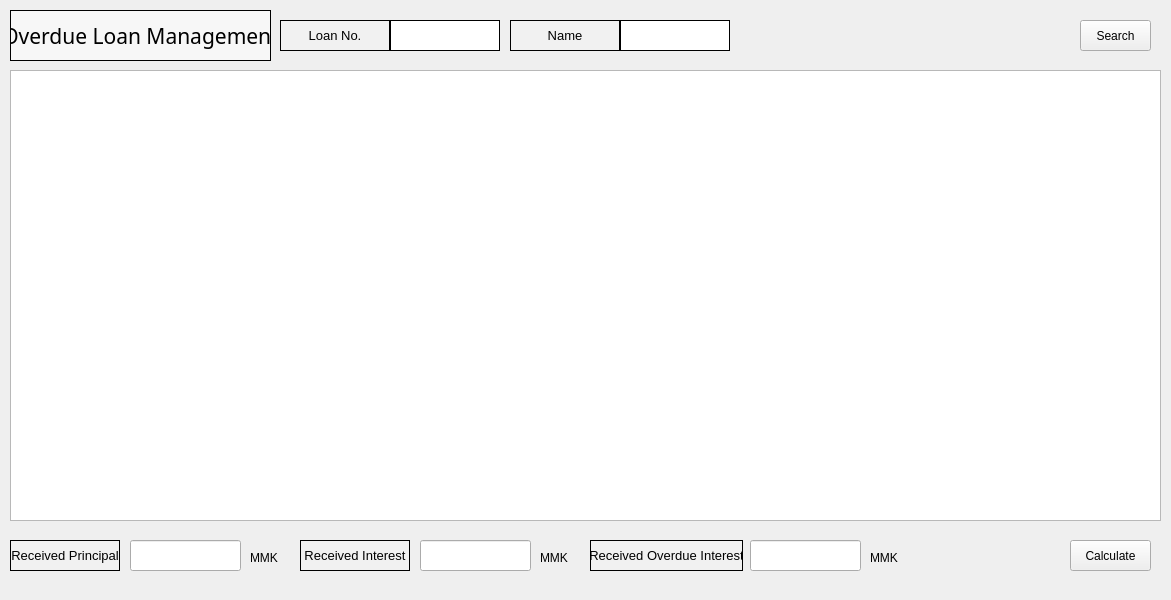
First picture: the form in app/src/pages/overdue/management.ui, repository DY-Microfinance-Customer-Management/dymf-algorithm, before the edit.
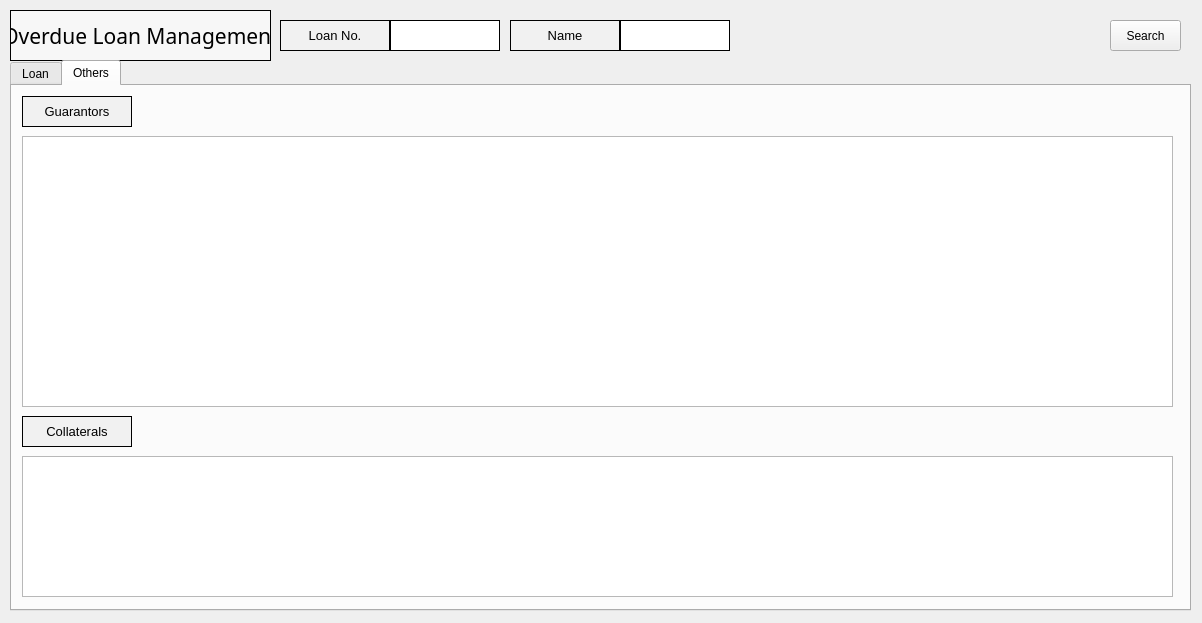
Second picture: the form after the edit. The open tabs and pages were chosen to show the change.

Patch:
```diff
--- a/app/src/pages/overdue/management.ui
+++ b/app/src/pages/overdue/management.ui
@@ -6,8 +6,8 @@
    <rect>
     <x>0</x>
     <y>0</y>
-    <width>1171</width>
-    <height>600</height>
+    <width>1202</width>
+    <height>623</height>
    </rect>
   </property>
   <property name="windowTitle">
@@ -17,7 +17,7 @@
    <widget class="QPushButton" name="loanSearchButton">
     <property name="geometry">
      <rect>
-      <x>1080</x>
+      <x>1110</x>
       <y>20</y>
       <width>71</width>
       <height>31</height>
@@ -126,28 +126,18 @@
      <set>Qt::AlignCenter</set>
     </property>
    </widget>
-   <widget class="QTableView" name="loanTable">
+   <widget class="QLabel" name="label_22">
     <property name="geometry">
      <rect>
-      <x>10</x>
-      <y>70</y>
-      <width>1151</width>
-      <height>451</height>
-     </rect>
-    </property>
-   </widget>
-   <widget class="QLabel" name="label_28">
-    <property name="geometry">
-     <rect>
-      <x>590</x>
-      <y>540</y>
-      <width>153</width>
+      <x>280</x>
+      <y>20</y>
+      <width>110</width>
       <height>31</height>
      </rect>
     </property>
     <property name="minimumSize">
      <size>
-      <width>153</width>
+      <width>110</width>
       <height>0</height>
      </size>
     </property>
@@ -169,30 +159,65 @@
      <enum>QFrame::Box</enum>
     </property>
     <property name="text">
-     <string>Received Overdue Interest</string>
+     <string>Loan No.</string>
     </property>
     <property name="alignment">
      <set>Qt::AlignCenter</set>
     </property>
    </widget>
-   <widget class="QLabel" name="label_45">
+   <widget class="QLabel" name="loanNumber">
     <property name="geometry">
      <rect>
-      <x>870</x>
-      <y>550</y>
-      <width>41</width>
-      <height>16</height>
+      <x>390</x>
+      <y>20</y>
+      <width>110</width>
+      <height>31</height>
      </rect>
     </property>
+    <property name="minimumSize">
+     <size>
+      <width>110</width>
+      <height>0</height>
+     </size>
+    </property>
+    <property name="maximumSize">
+     <size>
+      <width>110</width>
+      <height>16777215</height>
+     </size>
+    </property>
+    <property name="styleSheet">
+     <string notr="true">background-color:rgb(255, 255, 255)
+</string>
+    </property>
+    <property name="frameShape">
+     <enum>QFrame::Box</enum>
+    </property>
     <property name="text">
-     <string>MMK</string>
+     <string/>
     </property>
    </widget>
+   <widget class="QTabWidget" name="tabWidget">
+    <property name="geometry">
+     <rect>
+      <x>10</x>
+      <y>60</y>
+      <width>1181</width>
+      <height>551</height>
+     </rect>
+    </property>
+    <property name="currentIndex">
+     <number>0</number>
+    </property>
+    <widget class="QWidget" name="tab">
+     <attribute name="title">
+      <string>Loan</string>
+     </attribute>
    <widget class="QLineEdit" name="receivedPrincipal">
     <property name="geometry">
      <rect>
       <x>130</x>
-      <y>540</y>
+        <y>480</y>
       <width>111</width>
       <height>31</height>
      </rect>
@@ -202,27 +227,30 @@
     <property name="geometry">
      <rect>
       <x>750</x>
-      <y>540</y>
+        <y>480</y>
       <width>111</width>
       <height>31</height>
      </rect>
     </property>
    </widget>
-   <widget class="QLineEdit" name="receivedInterest">
+     <widget class="QPushButton" name="calculateButton">
     <property name="geometry">
      <rect>
-      <x>420</x>
-      <y>540</y>
-      <width>111</width>
+        <x>1070</x>
+        <y>480</y>
+        <width>81</width>
       <height>31</height>
      </rect>
     </property>
+      <property name="text">
+       <string>Calculate</string>
+      </property>
    </widget>
    <widget class="QLabel" name="label_26">
     <property name="geometry">
      <rect>
       <x>300</x>
-      <y>540</y>
+        <y>480</y>
       <width>110</width>
       <height>31</height>
      </rect>
@@ -257,11 +285,21 @@
      <set>Qt::AlignCenter</set>
     </property>
    </widget>
+     <widget class="QLineEdit" name="receivedInterest">
+      <property name="geometry">
+       <rect>
+        <x>420</x>
+        <y>480</y>
+        <width>111</width>
+        <height>31</height>
+       </rect>
+      </property>
+     </widget>
    <widget class="QLabel" name="label_24">
     <property name="geometry">
      <rect>
       <x>10</x>
-      <y>540</y>
+        <y>480</y>
       <width>110</width>
       <height>31</height>
      </rect>
@@ -296,11 +334,11 @@
      <set>Qt::AlignCenter</set>
     </property>
    </widget>
-   <widget class="QLabel" name="label_43">
+     <widget class="QLabel" name="label_45">
     <property name="geometry">
      <rect>
-      <x>540</x>
-      <y>550</y>
+        <x>870</x>
+        <y>490</y>
       <width>41</width>
       <height>16</height>
      </rect>
@@ -313,7 +351,7 @@
     <property name="geometry">
      <rect>
       <x>250</x>
-      <y>550</y>
+        <y>490</y>
       <width>41</width>
       <height>16</height>
      </rect>
@@ -322,18 +360,18 @@
      <string>MMK</string>
     </property>
    </widget>
-   <widget class="QLabel" name="label_22">
+     <widget class="QLabel" name="label_28">
     <property name="geometry">
      <rect>
-      <x>280</x>
-      <y>20</y>
-      <width>110</width>
+        <x>590</x>
+        <y>480</y>
+        <width>153</width>
       <height>31</height>
      </rect>
     </property>
     <property name="minimumSize">
      <size>
-      <width>110</width>
+        <width>153</width>
       <height>0</height>
      </size>
     </property>
@@ -355,17 +393,45 @@
      <enum>QFrame::Box</enum>
     </property>
     <property name="text">
-     <string>Loan No.</string>
+       <string>Received Overdue Interest</string>
     </property>
     <property name="alignment">
      <set>Qt::AlignCenter</set>
     </property>
    </widget>
-   <widget class="QLabel" name="loanNumber">
+     <widget class="QLabel" name="label_43">
     <property name="geometry">
      <rect>
-      <x>390</x>
-      <y>20</y>
+        <x>540</x>
+        <y>490</y>
+        <width>41</width>
+        <height>16</height>
+       </rect>
+      </property>
+      <property name="text">
+       <string>MMK</string>
+      </property>
+     </widget>
+     <widget class="QTableView" name="loanTable">
+      <property name="geometry">
+       <rect>
+        <x>10</x>
+        <y>10</y>
+        <width>1151</width>
+        <height>451</height>
+       </rect>
+      </property>
+     </widget>
+    </widget>
+    <widget class="QWidget" name="tab_2">
+     <attribute name="title">
+      <string>Others</string>
+     </attribute>
+     <widget class="QLabel" name="label_23">
+      <property name="geometry">
+       <rect>
+        <x>10</x>
+        <y>10</y>
       <width>110</width>
       <height>31</height>
      </rect>
@@ -382,29 +448,84 @@
       <height>16777215</height>
      </size>
     </property>
+      <property name="font">
+       <font>
+        <pointsize>10</pointsize>
+       </font>
+      </property>
     <property name="styleSheet">
-     <string notr="true">background-color:rgb(255, 255, 255)
-</string>
+       <string notr="true">background-color:rgb(241, 241, 241)</string>
     </property>
     <property name="frameShape">
      <enum>QFrame::Box</enum>
     </property>
     <property name="text">
-     <string/>
-    </property>
-   </widget>
-   <widget class="QPushButton" name="calculateButton">
+       <string>Guarantors</string>
+      </property>
+      <property name="alignment">
+       <set>Qt::AlignCenter</set>
+      </property>
+     </widget>
+     <widget class="QLabel" name="label_25">
     <property name="geometry">
      <rect>
-      <x>1070</x>
-      <y>540</y>
-      <width>81</width>
+        <x>10</x>
+        <y>330</y>
+        <width>110</width>
       <height>31</height>
      </rect>
     </property>
+      <property name="minimumSize">
+       <size>
+        <width>110</width>
+        <height>0</height>
+       </size>
+      </property>
+      <property name="maximumSize">
+       <size>
+        <width>110</width>
+        <height>16777215</height>
+       </size>
+      </property>
+      <property name="font">
+       <font>
+        <pointsize>10</pointsize>
+       </font>
+      </property>
+      <property name="styleSheet">
+       <string notr="true">background-color:rgb(241, 241, 241)</string>
+      </property>
+      <property name="frameShape">
+       <enum>QFrame::Box</enum>
+      </property>
     <property name="text">
-     <string>Calculate</string>
-    </property>
+       <string>Collaterals</string>
+      </property>
+      <property name="alignment">
+       <set>Qt::AlignCenter</set>
+      </property>
+     </widget>
+     <widget class="QTableView" name="guarantorTable">
+      <property name="geometry">
+       <rect>
+        <x>10</x>
+        <y>50</y>
+        <width>1151</width>
+        <height>271</height>
+       </rect>
+      </property>
+     </widget>
+     <widget class="QTableView" name="collateralTable">
+      <property name="geometry">
+       <rect>
+        <x>10</x>
+        <y>370</y>
+        <width>1151</width>
+        <height>141</height>
+       </rect>
+      </property>
+     </widget>
+    </widget>
    </widget>
   </widget>
  </widget>
```
Lines whose indentation alone changed are shown as unchanged.
